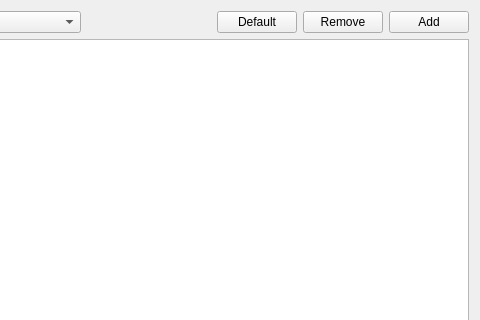
The window that repo/ui/pref_materials.ui (GS90/addFC) describes before a commit, drawn with Qt 5; both pictures show x 220 to 700 and y 0 to 320 of the 700 by 600 pixel window.
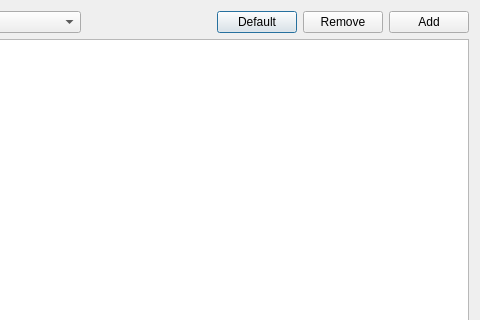
The same window after the commit.

The edit to the form file:
```diff
--- a/repo/ui/pref_materials.ui
+++ b/repo/ui/pref_materials.ui
@@ -1,7 +1,7 @@
 <?xml version="1.0" encoding="UTF-8"?>
 <ui version="4.0">
  <class>Form</class>
- <widget class="QWidget" name="Form">
+ <widget class="QDialog" name="Form">
   <property name="geometry">
    <rect>
     <x>0</x>
```
Left out of the diff: 1 changed line with no effect on the pictures.
